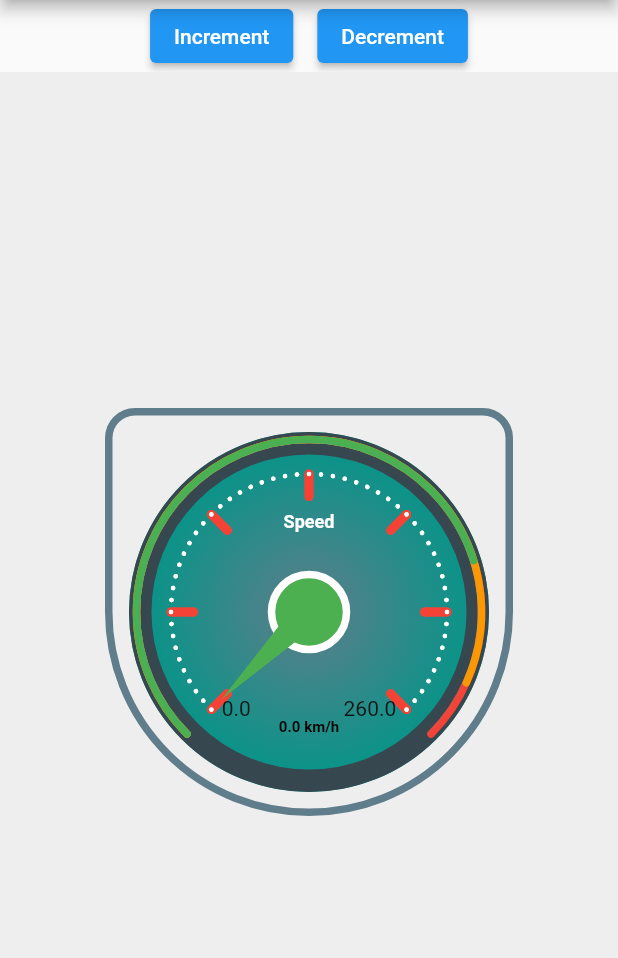
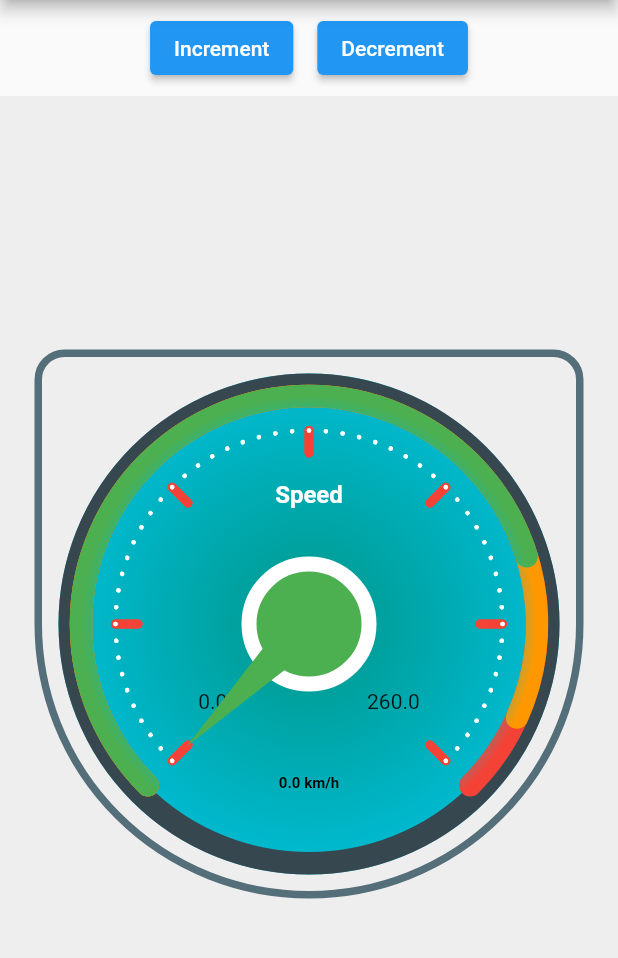
Before and after one commit to BS-Wissem/another_gauge, a Flutter app: the screen it shows after launch, on a phone screen of 412 x 824 dp, the part 84-1042 px from its top. Run offline on Flutter 3.47's test engine with Material 2 defaults, Android fonts, the phone set to English and light mode, and no system bars.

Commit message:
Bug fixes

```diff
--- a/example/lib/main.dart
+++ b/example/lib/main.dart
@@ -21,13 +21,16 @@ class _MyAppState extends State<MyApp> {
           ),
           body: Column(
             children: [
-              Row(
+              Padding(
+                padding: const EdgeInsets.all(8.0),
+                child: Row(
                   mainAxisAlignment: MainAxisAlignment.center,
                   children: [
                     ElevatedButton(onPressed: () { valueNotifier.value +=15;}, child: Text('Increment')),
                     SizedBox(width: 16,),
                     ElevatedButton(onPressed: () { valueNotifier.value -=15;}, child: Text('Decrement')),
                   ],
+                ),
               ),
               Expanded(
                 child: Container(
@@ -36,28 +39,32 @@ class _MyAppState extends State<MyApp> {
                       child: AnotherGauge(
                           valueNotifier: valueNotifier,
                           capBorderColor: Colors.white,
-                          capBorderWidth: 5,
+                          capBorderWidth: 10,
                           capColor: Colors.white10,
-                          faceBorderColor: Colors.blueGrey[800],
-                          faceStartColor: Colors.blueGrey,
-                          //faceEndColor: Colors.blueAccent,
+                          faceBorderColor: Colors.blueGrey.shade800,
+                          faceStartColor: Colors.teal,
+                          faceEndColor: Colors.cyan,
                           faceBorderWidth: 15,
                           subTicksColor: Colors.white,
                           needleColor: Colors.white,
                           mainTicksColor: Colors.red,
                           rangeNeedleColor: true,
-                          segmentWidth: 5,
+                          frameColor: Colors.blueGrey.shade600,
+                          segmentWidth: 15,
                           showFrame: true,
-                          gaugeSize: 256,
-                          capSize: 50,
+                          gaugeSize: 350,
+                          capSize: 80,
                           segments: [
                             GaugeSegment('Low', 200, Colors.green),
                             GaugeSegment('Medium', 40, Colors.orange),
                             GaugeSegment('High', 20, Colors.red),
                           ],
-                          valueSymbol: ' km/h',
-                          displayWidget: const Text('Speed',
-                          style: TextStyle(color: Colors.white, fontSize: 12, fontWeight: FontWeight.bold)),
+                          valueSymbol: 'km/h',
+                          displayWidget: Padding(
+                            padding: const EdgeInsets.only(top:16.0),
+                            child: const Text('Speed',
+                            style: TextStyle(color: Colors.white, fontSize: 16, fontWeight: FontWeight.bold)),
+                          ),
                           maxValue: 260,
                       ),
                     ),
--- a/lib/another_gauge.dart
+++ b/lib/another_gauge.dart
@@ -1,7 +1,5 @@
 library another_gauge;
-//from library another_gauge 1.0.0
 
-// ignore_for_file: must_be_immutable
 import 'dart:math';
 import 'package:flutter/material.dart';
 
@@ -407,6 +405,9 @@ class AnotherGauge extends StatefulWidget {
   ///Current value of the Gauge
   final ValueNotifier valueNotifier;
 
+  ///Gauge title
+  final String title;
+
   ///Current value decimal point places
   final int currentValueDecimals;
 
@@ -487,6 +488,7 @@ class AnotherGauge extends StatefulWidget {
     this.valueFontSize = 10,
     this.valueFontColor = Colors.black,
     this.valueSymbol = '',
+    this.title = '',
     this.displayWidget,
     this.showMarkers = true,
     this.segmentWidth = 10,
@@ -621,7 +623,7 @@ class AnotherGaugeState extends State<AnotherGauge> {
       bool colorUpdated = false;
       for (var segment in segments!) {
         totalSegmentSize = totalSegmentSize + segment.segmentSize;
-        if (widget.rangeNeedleColor && (widget.valueNotifier.value! <= totalSegmentSize)) {
+        if (widget.rangeNeedleColor && (gaugeValue! <= totalSegmentSize)) {
           if (!colorUpdated) {
             needleColor = segment.segmentColor;
             colorUpdated = true;
@@ -649,7 +651,7 @@ class AnotherGaugeState extends State<AnotherGauge> {
       currentValueDecimalPlaces = 20;
     }
     //If segments is supplied, validate that the sum of all segment sizes = (maxValue - minValue)
-    double radius = widget.gaugeSize * 0.9;
+    //double radius = widget.gaugeSize * 0.9;
 
     return ValueListenableBuilder(
       valueListenable: widget.valueNotifier,
@@ -680,6 +682,31 @@ class AnotherGaugeState extends State<AnotherGauge> {
                     padding: EdgeInsets.all(widget.borderOffset),
                     child: Stack(
                       children: <Widget>[
+                        ...buildGauge(segments!,constraints.maxWidth,constraints.maxHeight),
+                        widget.showMarkers
+                            ? Container(
+                                height: widget.gaugeSize-widget.mainTicksLength-widget.faceBorderWidth!,
+                                width: widget.gaugeSize,
+                                alignment: Alignment.bottomCenter,
+                                child: Column(
+                                  mainAxisAlignment: MainAxisAlignment.spaceEvenly,
+                                  children: [
+                                    SizedBox(height: 8,),
+                                    Padding(
+                                      padding: const EdgeInsets.fromLTRB(0,16,0,0),
+                                      child: Row(
+                                        mainAxisAlignment: MainAxisAlignment.spaceEvenly,
+                                        children: [
+                                          Text(widget.minValue.toString()),
+                                          Text(widget.maxValue.toString()),
+                                          //const SizedBox(width: 16,),
+                                        ],
+                                      ),
+                                    ),
+                                  ],
+                                ),
+                              )
+                            :  const SizedBox(),
                         //face
                         // Center(
                         //   child: Container(
@@ -719,7 +746,6 @@ class AnotherGaugeState extends State<AnotherGauge> {
                         //   ),
                         // ),
                         //segments
-                        ...buildGauge(segments!,constraints.maxWidth,constraints.maxHeight),
                         // widget.showMarkers
                         //     ? CustomPaint(
                         //     size: Size(widget.gaugeSize, widget.gaugeSize),
@@ -766,39 +792,23 @@ class AnotherGaugeState extends State<AnotherGauge> {
                           width: widget.gaugeSize+widget.borderOffset,
                           alignment: Alignment.center,
                           child: Column(
-                            mainAxisAlignment: MainAxisAlignment.spaceEvenly,
+                            mainAxisAlignment: MainAxisAlignment.spaceBetween,
                             children:[
                               Padding(
-                                padding: const EdgeInsets.fromLTRB(0,16,0,0),
-                                child: widget.displayWidget ?? Container(),
+                                padding: EdgeInsets.fromLTRB(0,(widget.capSize!/2)+widget.mainTicksLength,0,0),
+                                child: widget.displayWidget ?? Text(widget.title,style: TextStyle(color: widget.valueFontColor,)),
                               ),
-                              SizedBox(height: widget.capSize,),
                               Padding(
-                                padding: const EdgeInsets.fromLTRB(0,0,0,0),
+                                padding: EdgeInsets.fromLTRB(0,0,0,(widget.capSize!/2)+widget.mainTicksLength),
                                 child: widget.valueWidget ??
-                                    Text(
-                                      widget.valueNotifier.value.toStringAsFixed(currentValueDecimalPlaces) + widget.valueSymbol,
-                                      style: TextStyle(color: widget.valueFontColor, fontSize: widget.valueFontSize, fontWeight: FontWeight.bold),
+                                    Text(widget.valueNotifier.value.toStringAsFixed(currentValueDecimalPlaces) +' '+widget.valueSymbol,
+                                      style: TextStyle(color: widget.valueFontColor, fontSize: widget.valueFontSize, fontWeight: FontWeight.bold)
                                     ),
                               ),
+                              //SizedBox(height: widget.capSize,),
                             ],
                           ),
                         ),
-                        widget.showMarkers
-                            ? Container(
-                                height: widget.gaugeSize*.75,
-                                width: widget.gaugeSize,
-                                alignment: Alignment.bottomCenter,
-                                    child: Row(
-                                        mainAxisAlignment: MainAxisAlignment.spaceEvenly,
-                                        children: [
-                                          Text(widget.minValue.toString()),
-                                          Text(widget.maxValue.toString()),
-                                          //const SizedBox(width: 16,),
-                                        ],
-                                    ),
-                            )
-                            :  const SizedBox(),
                       ],
                     ),
                   ),
--- a/pubspec.yaml
+++ b/pubspec.yaml
@@ -1,6 +1,6 @@
 name: another_gauge
 description: Another customizable Gauge widget for Flutter, with automatic needle and cap ranged color
-version: 1.0.5
+version: 1.0.6
 homepage: https://github.com/BS-Wissem/another_gauge
 
 environment:
```
Also changed, not shown: example/pubspec.lock, 3 other files. Lines whose indentation alone changed are shown as unchanged.
